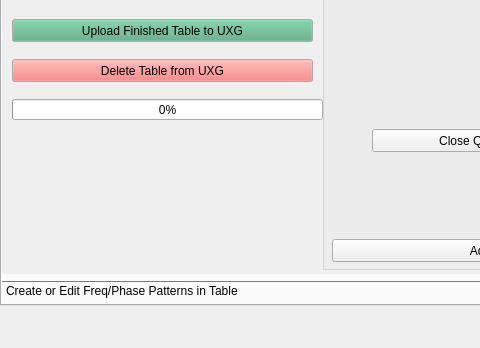
Old version of the form UXG/mainwindow.ui in the repository jonk4m/UXG; both pictures show x 0 to 480 and y 245 to 593 of the 803 by 593 pixel window.
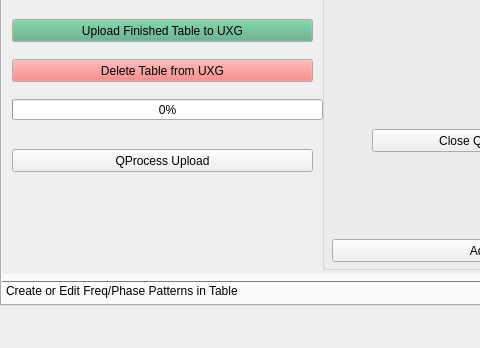
New version of the form.

Commit message: last commit before deleting all QNetworkAccessManager code and replacing it will QProcess code to hijack window's built-in ftp program for file transfer.

The edit to the form file:
```diff
--- a/UXG/mainwindow.ui
+++ b/UXG/mainwindow.ui
@@ -436,6 +436,19 @@
          <number>0</number>
         </property>
        </widget>
+       <widget class="QPushButton" name="qprocess_upload_push_button">
+        <property name="geometry">
+         <rect>
+          <x>10</x>
+          <y>340</y>
+          <width>301</width>
+          <height>23</height>
+         </rect>
+        </property>
+        <property name="text">
+         <string>QProcess Upload</string>
+        </property>
+       </widget>
       </widget>
       <widget class="QWidget" name="Freq_phase_tab">
        <property name="geometry">
```
Left out of the diff: 4 changed lines with no effect on the pictures. The commit also changes 5 other files.
